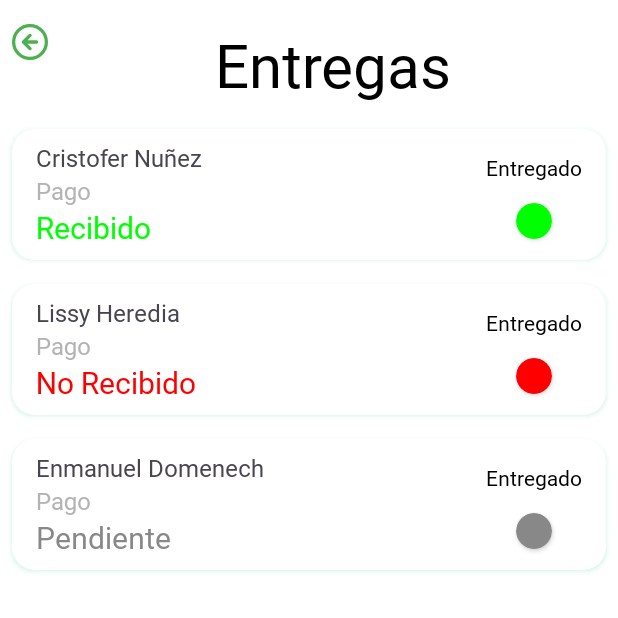
After one commit to cnunezcorp/AdminUniBite, an Android app: the PickupActivity screen opened directly, with no data from a screen before it, on a phone screen of 412 x 824 dp, the top half of it. The commit adds this screen. Run offline under Robolectric (Android 15) with nearby library versions, the phone set to English and light mode, and no system bars.

Commit message:
Añadiendo PickupActivity y PickupAdapter con sus layouts

```diff
--- a/app/src/main/AndroidManifest.xml
+++ b/app/src/main/AndroidManifest.xml
@@ -12,6 +12,9 @@
         android:supportsRtl="true"
         android:theme="@style/Theme.AdminUniBite"
         tools:targetApi="31">
+        <activity
+            android:name=".ui.activity.PickupActivity"
+            android:exported="false" />
         <activity
             android:name=".ui.activity.AllItemActivity"
             android:exported="false" />
--- a/app/src/main/java/com/adminunibite/app/ui/activity/MainActivity.kt
+++ b/app/src/main/java/com/adminunibite/app/ui/activity/MainActivity.kt
@@ -33,5 +33,9 @@ class MainActivity : AppCompatActivity() {
             val intent = Intent(this, AllItemActivity::class.java)
             startActivity(intent)
         }
+        binding.orderDispatchCardView.setOnClickListener{
+            val intent = Intent(this, PickupActivity::class.java)
+            startActivity(intent)
+        }
     }
 }
--- /dev/null
+++ b/app/src/main/java/com/adminunibite/app/ui/activity/PickupActivity.kt
@@ -0,0 +1,50 @@
+package com.adminunibite.app.ui.activity
+
+import android.os.Bundle
+import androidx.activity.enableEdgeToEdge
+import androidx.appcompat.app.AppCompatActivity
+import androidx.core.view.ViewCompat
+import androidx.core.view.WindowInsetsCompat
+import androidx.recyclerview.widget.LinearLayoutManager
+import com.adminunibite.app.R
+import com.adminunibite.app.databinding.ActivityPickupBinding
+import com.adminunibite.app.ui.adapter.PickupAdapter
+
+class PickupActivity : AppCompatActivity() {
+
+    private val binding : ActivityPickupBinding by lazy {
+        ActivityPickupBinding.inflate(layoutInflater)
+    }
+
+    override fun onCreate(savedInstanceState: Bundle?) {
+        super.onCreate(savedInstanceState)
+        enableEdgeToEdge()
+        setContentView(binding.root)
+        ViewCompat.setOnApplyWindowInsetsListener(findViewById(R.id.main)) { v, insets ->
+            val systemBars = insets.getInsets(WindowInsetsCompat.Type.systemBars())
+            v.setPadding(systemBars.left, systemBars.top, systemBars.right, systemBars.bottom)
+            insets
+        }
+
+        binding.backImageButton.setOnClickListener{
+            finish()
+        }
+
+        val customerName = arrayListOf(
+            "Cristofer Nuñez",
+            "Lissy Heredia",
+            "Enmanuel Domenech",
+        )
+
+        val moneyStatus = arrayListOf(
+            "Recibido",
+            "No Recibido",
+            "Pendiente"
+        )
+
+        val adapter = PickupAdapter(customerName, moneyStatus)
+        binding.pickupRecyclerView.adapter = adapter
+        binding.pickupRecyclerView.layoutManager = LinearLayoutManager(this)
+
+    }
+}
--- /dev/null
+++ b/app/src/main/java/com/adminunibite/app/ui/adapter/PickupAdapter.kt
@@ -0,0 +1,39 @@
+package com.adminunibite.app.ui.adapter
+
+import android.content.res.ColorStateList
+import android.graphics.Color
+import android.view.LayoutInflater
+import android.view.ViewGroup
+import androidx.core.content.ContextCompat
+import androidx.recyclerview.widget.RecyclerView
+import com.adminunibite.app.R
+import com.adminunibite.app.databinding.PickupItemBinding
+
+class PickupAdapter(private val CustomerNames:ArrayList<String>, private val MoneyStatus:ArrayList<String>) : RecyclerView.Adapter<PickupAdapter.PickupViewHolder>() {
+
+
+    override fun onCreateViewHolder(parent: ViewGroup, viewType: Int): PickupViewHolder {
+        val binding = PickupItemBinding.inflate(LayoutInflater.from(parent.context), parent, false)
+        return PickupViewHolder(binding)
+    }
+
+    override fun onBindViewHolder(holder: PickupViewHolder, position: Int) {
+        holder.bind(position)
+    }
+
+    override fun getItemCount(): Int = CustomerNames.size
+
+    inner class PickupViewHolder(private val binding: PickupItemBinding) : RecyclerView.ViewHolder(binding.root) {
+        fun bind(position: Int){
+            binding.apply {
+                customerName.text = CustomerNames[position]
+                orderMoneyStatus.text = MoneyStatus[position]
+                val colorMap = mapOf(
+                    "Recibido" to Color.GREEN, "No Recibido" to Color.RED, "Pendiente" to Color.GRAY
+                )
+                orderMoneyStatus.setTextColor(colorMap[MoneyStatus[position]]?:Color.BLACK)
+                orderStatusColor.backgroundTintList = ColorStateList.valueOf(colorMap[MoneyStatus[position]]?:Color.BLACK)
+            }
+        }
+    }
+}
--- /dev/null
+++ b/app/src/main/res/layout/activity_pickup.xml
@@ -0,0 +1,46 @@
+<?xml version="1.0" encoding="utf-8"?>
+<androidx.constraintlayout.widget.ConstraintLayout xmlns:android="http://schemas.android.com/apk/res/android"
+    xmlns:app="http://schemas.android.com/apk/res-auto"
+    xmlns:tools="http://schemas.android.com/tools"
+    android:id="@+id/main"
+    android:layout_width="match_parent"
+    android:layout_height="match_parent"
+    android:background="@color/white"
+    tools:context=".ui.activity.PickupActivity">
+
+    <ImageView
+        android:id="@+id/back_image_button"
+        android:layout_width="24dp"
+        android:layout_height="24dp"
+        android:src="@drawable/arrow_left"
+        android:layout_marginTop="16dp"
+        android:layout_marginStart="8dp"
+        android:background="@android:color/transparent"
+        android:scaleType="centerCrop"
+        app:layout_constraintStart_toStartOf="parent"
+        app:layout_constraintTop_toTopOf="parent" />
+
+    <TextView
+        android:id="@+id/title_text_view"
+        android:layout_width="wrap_content"
+        android:layout_height="wrap_content"
+        android:fontFamily="@font/yeonsung_regular"
+        android:text="Entregas"
+        android:textColor="@color/black"
+        android:textSize="40sp"
+        app:layout_constraintEnd_toEndOf="parent"
+        app:layout_constraintStart_toEndOf="@id/back_image_button"
+        app:layout_constraintTop_toTopOf="@id/back_image_button" />
+
+    <androidx.recyclerview.widget.RecyclerView
+        android:id="@+id/pickup_recycler_view"
+        android:layout_width="match_parent"
+        android:layout_height="0dp"
+        android:layout_marginTop="8dp"
+        tools:listitem="@layout/pickup_item"
+        app:layout_constraintBottom_toBottomOf="parent"
+        app:layout_constraintEnd_toEndOf="parent"
+        app:layout_constraintStart_toStartOf="parent"
+        app:layout_constraintTop_toBottomOf="@+id/title_text_view" />
+
+</androidx.constraintlayout.widget.ConstraintLayout>
--- /dev/null
+++ b/app/src/main/res/layout/pickup_item.xml
@@ -0,0 +1,91 @@
+<?xml version="1.0" encoding="utf-8"?>
+<androidx.constraintlayout.widget.ConstraintLayout xmlns:android="http://schemas.android.com/apk/res/android"
+    xmlns:app="http://schemas.android.com/apk/res-auto"
+    xmlns:tools="http://schemas.android.com/tools"
+    android:layout_width="match_parent"
+    android:layout_height="wrap_content"
+    android:background="@color/white">
+
+    <androidx.cardview.widget.CardView
+        android:layout_width="match_parent"
+        android:layout_height="wrap_content"
+        android:layout_marginTop="8dp"
+        android:layout_marginBottom="8dp"
+        android:layout_marginStart="8dp"
+        android:layout_marginEnd="8dp"
+        app:cardCornerRadius="15dp"
+        app:cardElevation="2dp"
+        android:outlineSpotShadowColor="@color/textColor"
+        app:layout_constraintBottom_toBottomOf="parent"
+        app:layout_constraintEnd_toEndOf="parent"
+        app:layout_constraintStart_toStartOf="parent"
+        app:layout_constraintTop_toTopOf="parent" >
+
+    <androidx.constraintlayout.widget.ConstraintLayout
+        android:layout_width="match_parent"
+        android:layout_height="match_parent">
+
+        <TextView
+            android:id="@+id/customer_name"
+            android:layout_width="wrap_content"
+            android:layout_height="wrap_content"
+            android:layout_marginTop="8dp"
+            android:layout_marginStart="16dp"
+            android:fontFamily="@font/yeonsung_regular"
+            android:text="Nombre de Cliente"
+            android:textSize="16sp"
+            app:layout_constraintStart_toStartOf="parent"
+            app:layout_constraintTop_toTopOf="parent" />
+
+        <TextView
+            android:id="@+id/payment"
+            android:layout_width="wrap_content"
+            android:layout_height="wrap_content"
+            android:text="Pago"
+            android:textSize="16sp"
+            android:fontFamily="@font/lato_regular"
+            android:textColor="#B3B3B3"
+            app:layout_constraintStart_toStartOf="@id/customer_name"
+            app:layout_constraintTop_toBottomOf="@+id/customer_name" />
+
+        <TextView
+            android:id="@+id/order_money_status"
+            android:layout_width="wrap_content"
+            android:layout_height="wrap_content"
+            android:layout_marginBottom="8dp"
+            android:text="No Recibido"
+            android:textColor="#FF3B3B"
+            android:textSize="20sp"
+            android:fontFamily="@font/lato_bold"
+            app:layout_constraintBottom_toBottomOf="parent"
+            app:layout_constraintStart_toStartOf="@id/payment"
+            app:layout_constraintTop_toBottomOf="@id/payment" />
+
+        <TextView
+            android:id="@+id/order_status"
+            android:layout_width="wrap_content"
+            android:layout_height="wrap_content"
+            android:layout_marginTop="16dp"
+            android:layout_marginEnd="16dp"
+            android:fontFamily="@font/lato_bold"
+            android:text="Entregado"
+            android:textColor="@color/black"
+            app:layout_constraintEnd_toEndOf="parent"
+            app:layout_constraintTop_toTopOf="parent" />
+
+        <androidx.cardview.widget.CardView
+            android:id="@+id/order_status_color"
+            android:layout_width="24dp"
+            android:layout_height="24dp"
+            android:backgroundTint="#4CAF50"
+            app:cardCornerRadius="22dp"
+            app:layout_constraintBottom_toBottomOf="parent"
+            app:layout_constraintEnd_toEndOf="@+id/order_status"
+            app:layout_constraintStart_toStartOf="@+id/order_status"
+            app:layout_constraintTop_toBottomOf="@+id/order_status" />
+
+    </androidx.constraintlayout.widget.ConstraintLayout>
+
+    </androidx.cardview.widget.CardView>
+
+</androidx.constraintlayout.widget.ConstraintLayout>
```
